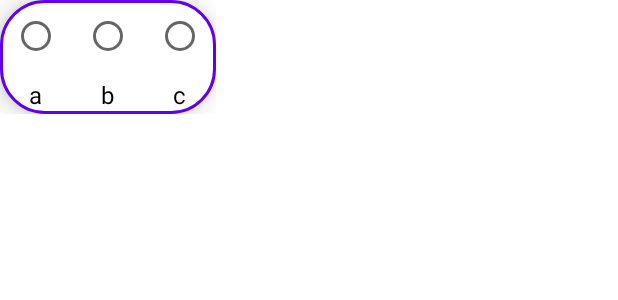
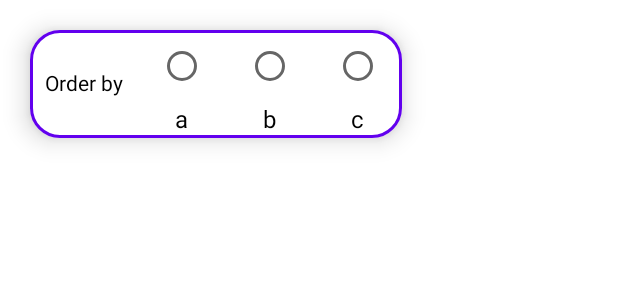
Before and after one commit to Federico-Shih/stronk-app, an Android app built with Jetpack Compose: the @Preview function PreviewOrderBy, on a phone screen of 412 x 824 dp. Shown: the top 300 px of the screen. Run offline under Robolectric (Android 15) with nearby library versions, the phone set to English and light mode, and no system bars; network calls fail.

Commit message:
OrderByFix

```diff
--- a/app/src/main/java/com/example/stronk/ui/components/OrderBy.kt
+++ b/app/src/main/java/com/example/stronk/ui/components/OrderBy.kt
@@ -1,33 +1,52 @@
 package com.example.stronk.ui.components
 
 import androidx.compose.foundation.BorderStroke
-import androidx.compose.foundation.layout.Column
-import androidx.compose.foundation.layout.Row
-import androidx.compose.foundation.layout.fillMaxWidth
-import androidx.compose.foundation.layout.padding
+import androidx.compose.foundation.layout.*
 import androidx.compose.foundation.shape.RoundedCornerShape
 import androidx.compose.material.Card
 import androidx.compose.material.MaterialTheme
 import androidx.compose.material.RadioButton
 import androidx.compose.material.Text
-import androidx.compose.runtime.Composable
+import androidx.compose.runtime.*
 import androidx.compose.ui.Alignment
 import androidx.compose.ui.Modifier
+import androidx.compose.ui.res.stringResource
 import androidx.compose.ui.tooling.preview.Preview
 import androidx.compose.ui.unit.dp
+import com.example.stronk.R
 
 @Composable
-fun OrderBy(optionsList: List<Pair<String, () -> Unit>>)
-{
-    Card(shape = RoundedCornerShape(30.dp), elevation = 10.dp, border = BorderStroke(2.dp, MaterialTheme.colors.primary)) {
+fun OrderBy(optionsList: List<Pair<String, () -> Unit>>) {
+    var selectedIndex by remember {
+        mutableStateOf(-1)
+    }
+    Card(
+        modifier = Modifier
+            .wrapContentWidth()
+            .wrapContentHeight()
+            .padding(10.dp)
+            .padding(10.dp),
+        shape = RoundedCornerShape(20.dp),
+        elevation = 10.dp,
+        border = BorderStroke(2.dp, MaterialTheme.colors.primary),
+
+    ) {
         Row {
-            optionsList.forEach {
-                Column {
-                    RadioButton(selected = false, onClick = { it.second }, modifier = Modifier.padding(bottom = 2.dp))
+            Text(text = stringResource(R.string.OrderBy), modifier = Modifier.padding(10.dp).align(Alignment.CenterVertically))
+            optionsList.forEachIndexed() { index, elem ->
+                Column(modifier= Modifier
+                    .wrapContentWidth()
+                    .padding(horizontal = 5.dp)){
+                    RadioButton(selected = index==selectedIndex, onClick = {
+                        selectedIndex = index
+                        elem.second()
+                    })
                     Text(
-                        text = it.first,
-                        style = MaterialTheme.typography.body1.merge(),
-                        modifier = Modifier.align( Alignment.CenterHorizontally).padding(top = 2.dp)
+                        text = elem.first,
+                        style = MaterialTheme.typography.body1,
+                        modifier = Modifier
+                            .align(Alignment.CenterHorizontally)
+                            .padding(0.dp)
                     )
                 }
             }
@@ -37,10 +56,9 @@ fun OrderBy(optionsList: List<Pair<String, () -> Unit>>)
 
 @Preview
 @Composable
-fun PreviewOrderBy()
-{
+fun PreviewOrderBy() {
     Column() {
-        val value = listOf(Pair("a",{}), Pair("b", {}), Pair("c", {}))
+        val value = listOf(Pair("a", {}), Pair("b", {}), Pair("c", {}))
         OrderBy(optionsList = value)
     }
 }
--- a/app/src/main/res/values/strings.xml
+++ b/app/src/main/res/values/strings.xml
@@ -67,4 +67,5 @@
     <string name="name">Name</string>
     <string name="date">Date</string>
     <string name="score">Score</string>
+    <string name="OrderBy">Order by</string>
 </resources>
```
Also changed, not shown: 1 other file.
